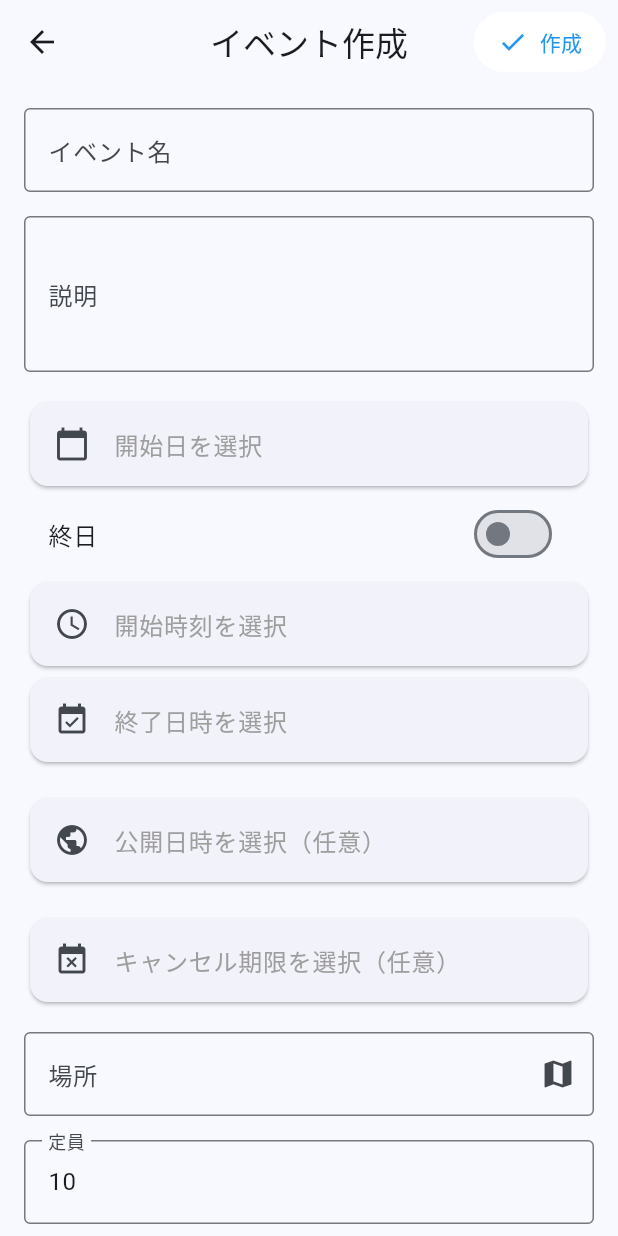
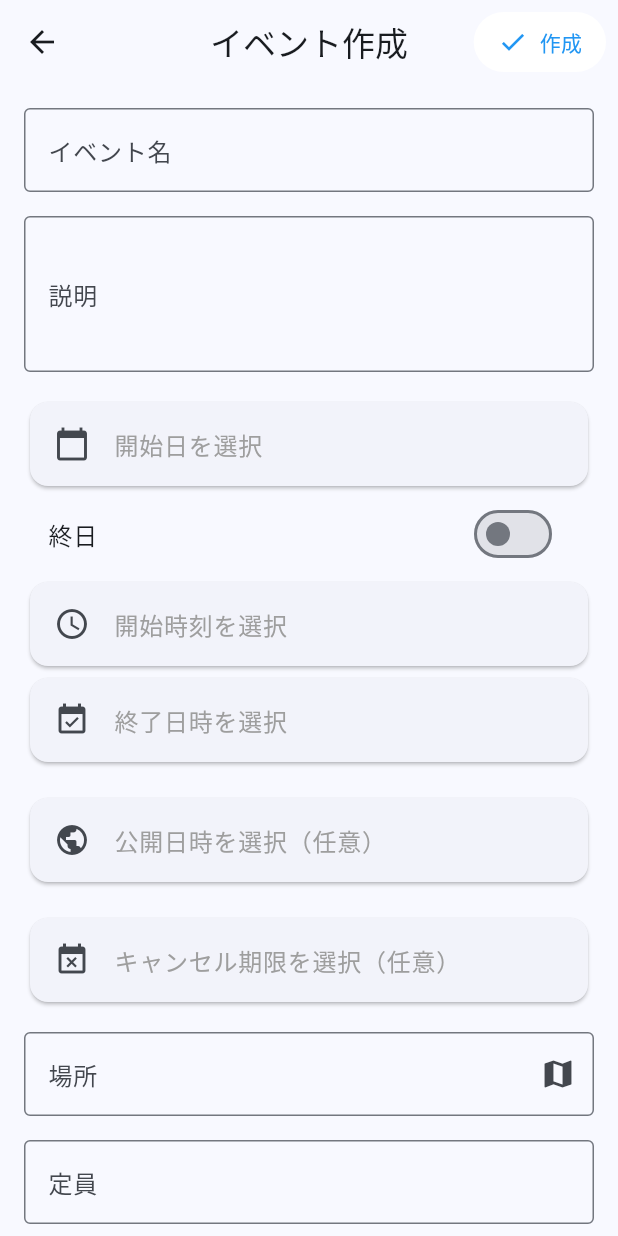
Before and after one commit to koheikameyama/Circlet, a Flutter app: the AdminEventCreateScreen screen opened directly with empty values, on a phone screen of 412 x 824 dp. Run offline on Flutter 3.47's test engine with Material 3 defaults, Android fonts, the phone set to English and light mode, and no system bars; our stand-ins replace cached_network_image, cloud_firestore, firebase_auth, firebase_core, firebase_messaging, firebase_storage and 10 more; missing offline and left inert: device_calendar, flutter_line_sdk; accounts and stored records are empty.

Commit message:
イベント作成の店員のデフォルト値を削除

```diff
--- a/lib/screens/admin/admin_event_create_screen.dart
+++ b/lib/screens/admin/admin_event_create_screen.dart
@@ -23,7 +23,7 @@ class _AdminEventCreateScreenState
   final nameController = TextEditingController();
   final descriptionController = TextEditingController();
   final locationController = TextEditingController();
-  final maxParticipantsController = TextEditingController(text: '10');
+  final maxParticipantsController = TextEditingController();
   final feeController = TextEditingController();
 
   DateTime? selectedDate;
```
